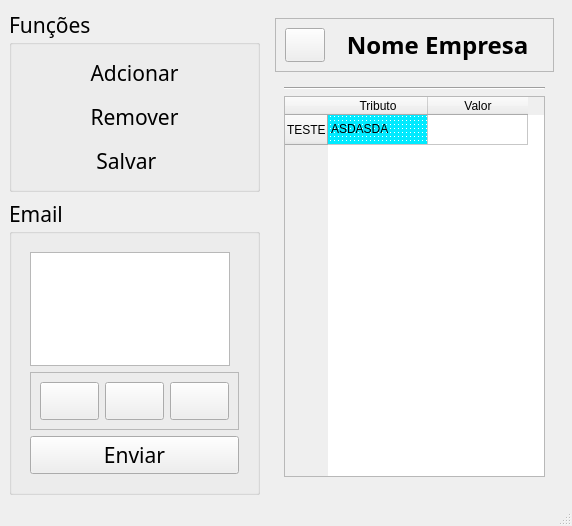
Old version of the form src/ui/window_pend.ui in the repository DeltaPrice-Pedro/Pendencias_Contabeis.
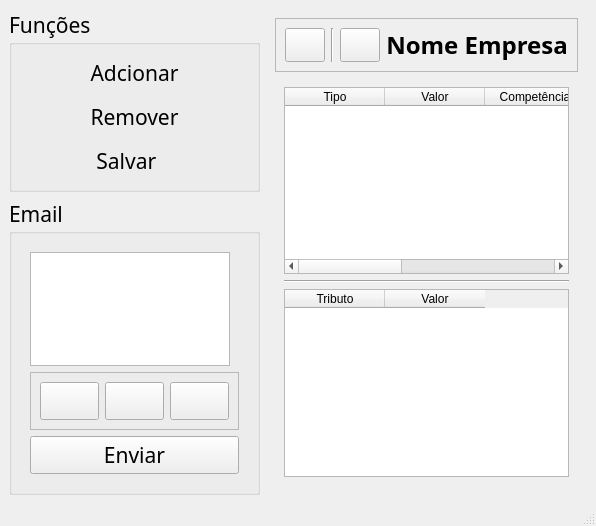
New version of the form. The open tabs and pages were chosen to show the change. Icons and pictures are not drawn.

Diff of the .ui file:
```diff
--- a/src/ui/window_pend.ui
+++ b/src/ui/window_pend.ui
@@ -6,7 +6,7 @@
    <rect>
     <x>0</x>
     <y>0</y>
-    <width>520</width>
+    <width>531</width>
     <height>526</height>
    </rect>
   </property>
@@ -210,6 +210,29 @@
              </property>
             </widget>
            </item>
+           <item>
+            <widget class="Line" name="line_2">
+             <property name="orientation">
+              <enum>Qt::Orientation::Vertical</enum>
+             </property>
+            </widget>
+           </item>
+           <item>
+            <widget class="QPushButton" name="pushButton_3">
+             <property name="sizePolicy">
+              <sizepolicy hsizetype="Maximum" vsizetype="Minimum">
+               <horstretch>0</horstretch>
+               <verstretch>0</verstretch>
+              </sizepolicy>
+             </property>
+             <property name="text">
+              <string/>
+             </property>
+             <property name="icon">
+              <iconset theme="QIcon::ThemeIcon::SyncSynchronizing"/>
+             </property>
+            </widget>
+           </item>
            <item>
             <widget class="QLabel" name="label_current_companie">
              <property name="font">
@@ -237,6 +260,35 @@
           </property>
           <widget class="QWidget" name="page_5">
            <layout class="QVBoxLayout" name="verticalLayout_5">
+            <item>
+             <widget class="QTableWidget" name="tableWidget_pedency">
+              <column>
+               <property name="text">
+                <string>Tipo</string>
+               </property>
+              </column>
+              <column>
+               <property name="text">
+                <string>Valor</string>
+               </property>
+              </column>
+              <column>
+               <property name="text">
+                <string>Competência</string>
+               </property>
+              </column>
+              <column>
+               <property name="text">
+                <string>Vencimento</string>
+               </property>
+              </column>
+              <column>
+               <property name="text">
+                <string>Observações</string>
+               </property>
+              </column>
+             </widget>
+            </item>
             <item>
              <widget class="Line" name="line">
               <property name="orientation">
@@ -261,11 +313,6 @@
               <attribute name="verticalHeaderHighlightSections">
                <bool>true</bool>
               </attribute>
-              <row>
-               <property name="text">
-                <string>TESTE</string>
-               </property>
-              </row>
               <column>
                <property name="text">
                 <string>Tributo</string>
@@ -276,20 +323,6 @@
                 <string>Valor</string>
                </property>
               </column>
-              <item row="0" column="0">
-               <property name="text">
-                <string>ASDASDA</string>
-               </property>
-               <property name="background">
-                <brush brushstyle="Dense1Pattern">
-                 <color alpha="255">
-                  <red>0</red>
-                  <green>234</green>
-                  <blue>255</blue>
-                 </color>
-                </brush>
-               </property>
-              </item>
              </widget>
             </item>
            </layout>
```
Left out of the diff: 13 changed lines with no effect on the pictures.
